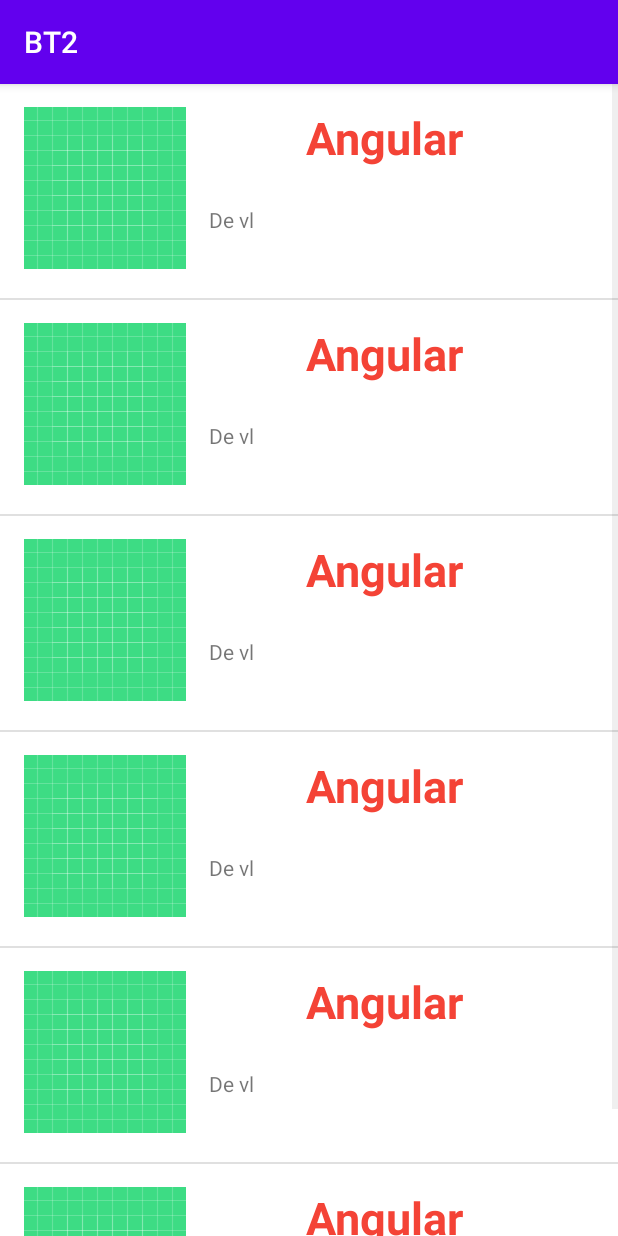
After one commit to trinhnam12345z/Androids-exercises-ss2, an Android app: the ListViewNangCao screen opened directly, with no data from a screen before it, on a phone screen of 412 x 824 dp. The commit adds this screen. Run offline under Robolectric (Android 15) with nearby library versions, the phone set to English and light mode, and no system bars.

Commit message:
List Nang cao

```diff
--- a/app/src/main/AndroidManifest.xml
+++ b/app/src/main/AndroidManifest.xml
@@ -9,14 +9,17 @@
         android:roundIcon="@mipmap/ic_launcher_round"
         android:supportsRtl="true"
         android:theme="@style/Theme.BT2">
-<!--        <activity-->
-<!--            android:name=".ListViewCoBan"-->
-<!--            android:exported="true" />-->
+        <activity
+            android:name=".ListViewNangCao"
+            android:exported="true" />
+        <!-- <activity -->
+        <!-- android:name=".ListViewCoBan" -->
+        <!-- android:exported="true" /> -->
         <activity
             android:name=".GiaiThua"
             android:exported="true" />
         <activity
-            android:name=".ListViewCoBan"
+            android:name=".MainActivity"
             android:exported="true">
             <intent-filter>
                 <action android:name="android.intent.action.MAIN" />
--- /dev/null
+++ b/app/src/main/java/com/trinhnam12345z/bt2/ListViewNangCao.java
@@ -0,0 +1,31 @@
+package com.trinhnam12345z.bt2;
+
+import androidx.appcompat.app.AppCompatActivity;
+
+import android.os.Bundle;
+import android.widget.ListView;
+
+import java.util.ArrayList;
+
+public class ListViewNangCao extends AppCompatActivity {
+
+    @Override
+    protected void onCreate(Bundle savedInstanceState) {
+        super.onCreate(savedInstanceState);
+        setContentView(R.layout.activity_list_view_nang_cao);
+
+        ListView listViewTraiCay = findViewById(R.id.listViewTraiCay);
+        ArrayList<TraiCay> arrTraiCay = new ArrayList<>();
+        TraiCayAdapter adapter;
+
+        arrTraiCay.add(new TraiCay("Angular","De vl",R.drawable.ic_launcher_background));
+        arrTraiCay.add(new TraiCay("Angular","De vl",R.drawable.ic_launcher_background));
+        arrTraiCay.add(new TraiCay("Angular","De vl",R.drawable.ic_launcher_background));
+        arrTraiCay.add(new TraiCay("Angular","De vl",R.drawable.ic_launcher_background));
+        arrTraiCay.add(new TraiCay("Angular","De vl",R.drawable.ic_launcher_background));
+        arrTraiCay.add(new TraiCay("Angular","De vl",R.drawable.ic_launcher_background));
+
+        adapter = new TraiCayAdapter(this,R.layout.row,arrTraiCay);
+        listViewTraiCay.setAdapter(adapter);
+    }
+}
--- a/app/src/main/java/com/trinhnam12345z/bt2/MainActivity.java
+++ b/app/src/main/java/com/trinhnam12345z/bt2/MainActivity.java
@@ -28,8 +28,8 @@ public class MainActivity extends AppCompatActivity {
         String password = txtPassword.getText().toString();
 
         if(username.equals("admin") && password.equals("admin")){
-            Intent GT = new Intent(MainActivity.this,GiaiThua.class);
-            GT.putExtra("username", username);
+            Intent GT = new Intent(MainActivity.this,ListViewNangCao.class);
+//            GT.putExtra("username", username);
             startActivity(GT);
         }else{
             Toast.makeText(MainActivity.this,"Đăng nhập thất bại !",Toast.LENGTH_LONG).show();
--- /dev/null
+++ b/app/src/main/java/com/trinhnam12345z/bt2/TraiCay.java
@@ -0,0 +1,37 @@
+package com.trinhnam12345z.bt2;
+
+public class TraiCay {
+    public String Ten;
+    public String Mota;
+    public int HinhAnh;
+
+    public TraiCay(String ten, String mota, int hinhAnh) {
+        Ten = ten;
+        Mota = mota;
+        HinhAnh = hinhAnh;
+    }
+
+    public String getTen() {
+        return Ten;
+    }
+
+    public void setTen(String ten) {
+        Ten = ten;
+    }
+
+    public String getMota() {
+        return Mota;
+    }
+
+    public void setMota(String mota) {
+        Mota = mota;
+    }
+
+    public int getHinhAnh() {
+        return HinhAnh;
+    }
+
+    public void setHinhAnh(int hinhAnh) {
+        HinhAnh = hinhAnh;
+    }
+}
--- /dev/null
+++ b/app/src/main/java/com/trinhnam12345z/bt2/TraiCayAdapter.java
@@ -0,0 +1,68 @@
+package com.trinhnam12345z.bt2;
+
+import android.content.Context;
+import android.view.LayoutInflater;
+import android.view.View;
+import android.view.ViewGroup;
+import android.widget.BaseAdapter;
+import android.widget.ImageView;
+import android.widget.TextView;
+
+import java.util.List;
+
+public class TraiCayAdapter extends BaseAdapter {
+    private Context context;
+    private int layout;
+    private List<TraiCay> traiCayList;
+
+    public TraiCayAdapter(Context context, int layout, List<TraiCay> traiCayList) {
+        this.context = context;
+        this.layout = layout;
+        this.traiCayList = traiCayList;
+    }
+
+
+    @Override
+    public int getCount() {
+        return traiCayList.size();
+    }
+
+    @Override
+    public Object getItem(int i) {
+        return null;
+    }
+
+    @Override
+    public long getItemId(int i) {
+        return 0;
+    }
+
+    private class ViewHolder{
+        TextView txtTen,txtMota;
+        ImageView imgAnh;
+    }
+
+    @Override
+    public View getView(int i, View view, ViewGroup viewGroup) {
+        ViewHolder holder;
+        if (view == null) {
+            LayoutInflater inflater = (LayoutInflater) context.getSystemService(Context.LAYOUT_INFLATER_SERVICE);
+            view = inflater.inflate(layout, null);
+
+            holder = new ViewHolder();
+
+            holder.txtTen = view.findViewById(R.id.txtTen);
+            holder.txtMota = view.findViewById(R.id.txtMota);
+            holder.imgAnh = view.findViewById(R.id.imgAnh);
+
+            view.setTag(holder);
+        }else {
+            holder = (ViewHolder) view.getTag();
+        }
+        TraiCay traiCay = traiCayList.get(i);
+        holder.txtTen.setText(traiCay.getTen());
+        holder.txtMota.setText(traiCay.getMota());
+        holder.imgAnh.setImageResource(traiCay.getHinhAnh());
+        return view;
+    }
+}
--- /dev/null
+++ b/app/src/main/res/layout/activity_list_view_nang_cao.xml
@@ -0,0 +1,15 @@
+<?xml version="1.0" encoding="utf-8"?>
+<androidx.constraintlayout.widget.ConstraintLayout xmlns:android="http://schemas.android.com/apk/res/android"
+    xmlns:app="http://schemas.android.com/apk/res-auto"
+    xmlns:tools="http://schemas.android.com/tools"
+    android:layout_width="match_parent"
+    android:layout_height="match_parent"
+    tools:context=".ListViewNangCao">
+
+    <ListView
+        android:id="@+id/listViewTraiCay"
+        android:layout_width="match_parent"
+        android:layout_height="match_parent"
+        tools:layout_editor_absoluteX="1dp"
+        tools:layout_editor_absoluteY="1dp" />
+</androidx.constraintlayout.widget.ConstraintLayout>
--- /dev/null
+++ b/app/src/main/res/layout/row.xml
@@ -0,0 +1,45 @@
+<?xml version="1.0" encoding="utf-8"?>
+<androidx.constraintlayout.widget.ConstraintLayout xmlns:android="http://schemas.android.com/apk/res/android"
+    xmlns:app="http://schemas.android.com/apk/res-auto"
+    xmlns:tools="http://schemas.android.com/tools"
+    android:layout_width="match_parent"
+    android:layout_height="match_parent">
+
+    <ImageView
+        android:id="@+id/imgAnh"
+        android:layout_width="wrap_content"
+        android:layout_height="wrap_content"
+        android:layout_marginStart="16dp"
+        android:layout_marginTop="15dp"
+        app:layout_constraintStart_toStartOf="parent"
+        app:layout_constraintTop_toTopOf="parent"
+        tools:srcCompat="@tools:sample/avatars" />
+
+    <TextView
+        android:id="@+id/txtTen"
+        android:layout_width="220dp"
+        android:layout_height="50dp"
+        android:layout_marginTop="15dp"
+        android:text="Tên trái cây"
+        android:textAlignment="center"
+        android:textColor="#F44336"
+        android:textSize="30sp"
+        android:textStyle="bold"
+        android:typeface="sans"
+        app:layout_constraintEnd_toEndOf="parent"
+        app:layout_constraintHorizontal_bias="0.326"
+        app:layout_constraintStart_toEndOf="@+id/imgAnh"
+        app:layout_constraintTop_toTopOf="parent" />
+
+    <TextView
+        android:id="@+id/txtMota"
+        android:layout_width="220dp"
+        android:layout_height="62dp"
+        android:layout_marginStart="15dp"
+        android:layout_marginTop="15dp"
+        android:text="TextView"
+        app:layout_constraintEnd_toEndOf="parent"
+        app:layout_constraintHorizontal_bias="0.0"
+        app:layout_constraintStart_toEndOf="@+id/imgAnh"
+        app:layout_constraintTop_toBottomOf="@+id/txtTen" />
+</androidx.constraintlayout.widget.ConstraintLayout>
```
